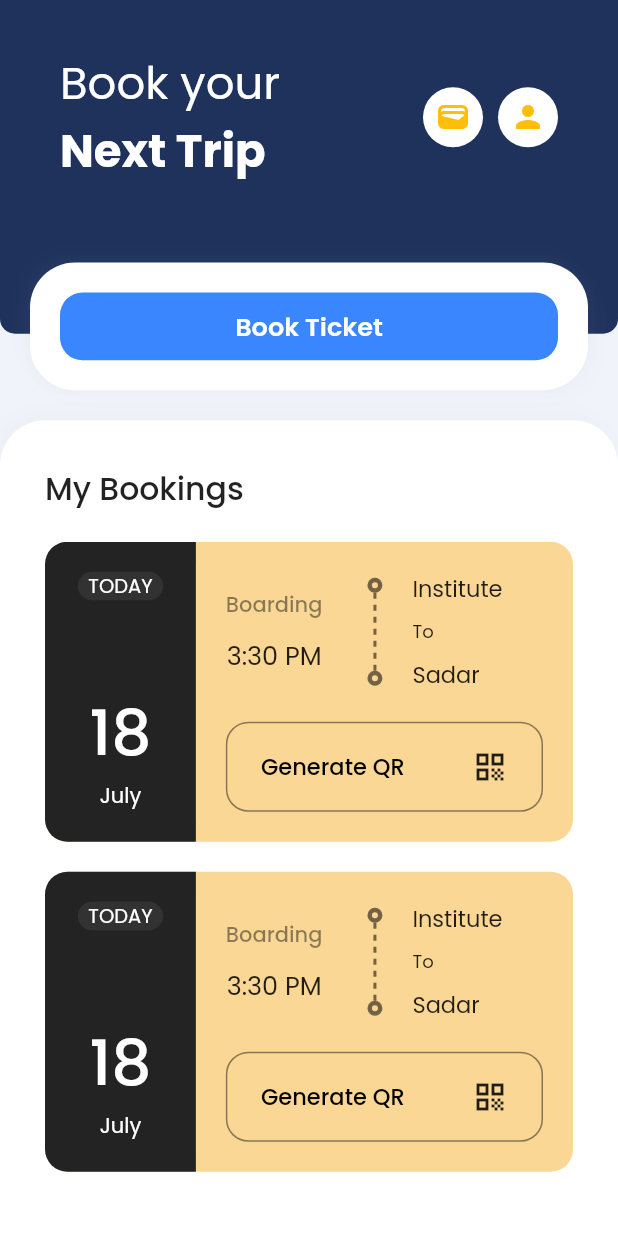
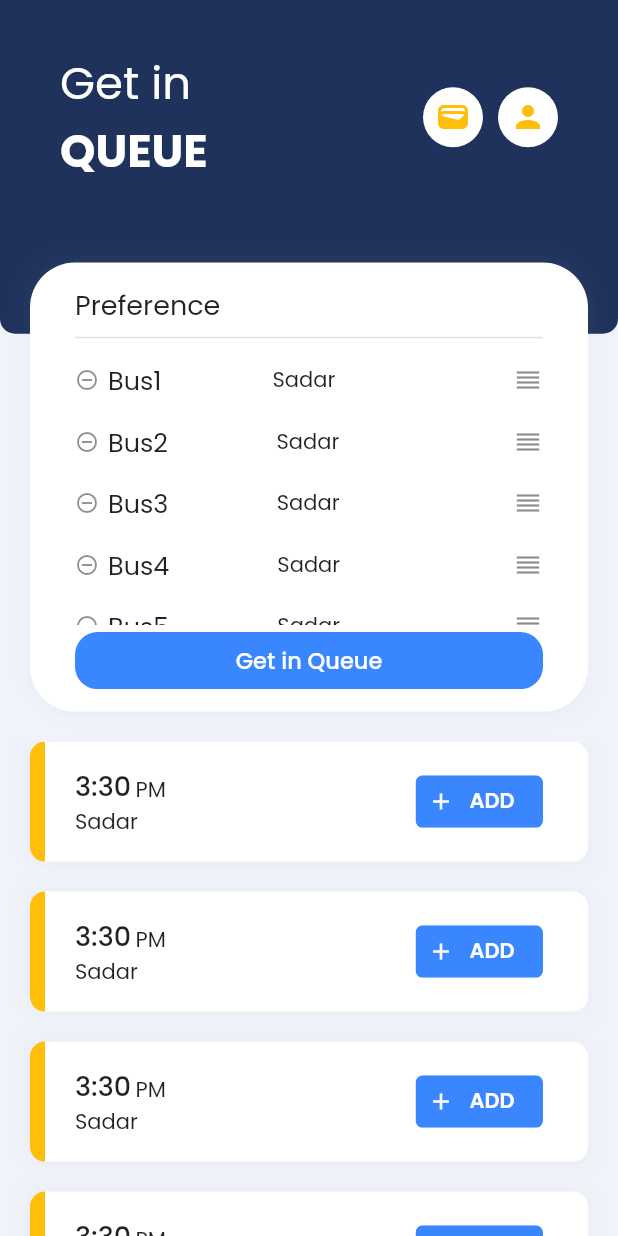
Before and after one commit to sooraj-24/Bus_ticketing_application, a Flutter app: the screen it shows after launch, on a phone screen of 412 x 824 dp. Run offline on Flutter 3.47's test engine with Material 2 defaults, Android fonts, the phone set to English and light mode, and no system bars; drawn by our look-alikes of dotted_line; our stand-ins replace another_flushbar, fluttericon, pinput, socket_io_client; accounts and stored records are empty.

Commit message:
queue screen UI done

```diff
--- a/lib/Features/MyBookings/View/my_bookings_page.dart
+++ b/lib/Features/MyBookings/View/my_bookings_page.dart
@@ -120,7 +120,6 @@ class MyBookingsPage extends StatelessWidget {
             ),
           ),
           Container(
-            padding: const EdgeInsets.symmetric(horizontal: 30,vertical: 30),
             height: MediaQuery.of(context).size.height*0.66,
             decoration: BoxDecoration(
                 color: kWhite,
@@ -137,16 +136,20 @@ class MyBookingsPage extends StatelessWidget {
             child: const Column(
               crossAxisAlignment: CrossAxisAlignment.start,
               children: [
-                Text(
+                Padding(
+                  padding: EdgeInsets.only(left: 30, right: 30, top: 25),
+                  child: Text(
                     'My Bookings',
                     style: TextStyle(
                       fontSize: 21,
                       fontWeight: FontWeight.w500,
                     ),
                   ),
-                SizedBox(height: 20,),
+                ),
                 Expanded(
                   child: SingleChildScrollView(
+                    child: Padding(
+                      padding: EdgeInsets.only(left: 30.0, right: 30, top: 20),
                       child: Column(
                         crossAxisAlignment: CrossAxisAlignment.start,
                         children: [
@@ -154,6 +157,7 @@ class MyBookingsPage extends StatelessWidget {
                           TicketCard(),
                           TicketCard()
                         ],
+                      ),
                     ),
                   ),
                 ),
--- a/lib/Features/MyBookings/View/ticket_card.dart
+++ b/lib/Features/MyBookings/View/ticket_card.dart
@@ -16,9 +16,23 @@ class TicketCard extends StatelessWidget {
     return Container(
       margin: const EdgeInsets.only(bottom: 20),
       height: 200,
-      decoration: const BoxDecoration(
-          color: Color(0xffFAD795),
-          borderRadius: BorderRadius.all(Radius.circular(15))
+      decoration: BoxDecoration(
+          color: kWhite,
+          boxShadow: [
+            BoxShadow(
+              color: Colors.grey.withOpacity(0.1),
+              spreadRadius: 2,
+              blurRadius: 10,
+              offset: Offset(5, 5), // changes position of shadow
+            ),
+            BoxShadow(
+              color: Colors.grey.withOpacity(0.1),
+              spreadRadius: 2,
+              blurRadius: 10,
+              offset: Offset(-5, -5), // changes position of shadow
+            ),
+          ],
+          borderRadius: BorderRadius.all(Radius.circular(15)),
       ),
       child: Row(
         children: [
@@ -27,7 +41,7 @@ class TicketCard extends StatelessWidget {
             child: Container(
               padding: const EdgeInsets.symmetric(vertical: 20),
               decoration: const BoxDecoration(
-                  color: Color(0xff232323),
+                  color: kYellow,
                   borderRadius: BorderRadius.only(topLeft: Radius.circular(15), bottomLeft: Radius.circular(15))
               ),
               child: Column(
@@ -35,26 +49,28 @@ class TicketCard extends StatelessWidget {
                   Container(
                     padding: const EdgeInsets.symmetric(horizontal: 7),
                     decoration: const BoxDecoration(
-                        color: Color(0xff323232),
+                        color: kYellow,
                         borderRadius: BorderRadius.all(Radius.circular(10))
                     ),
                     child: const Text('TODAY',
                       style: TextStyle(
-                          color: kWhite,
-                          fontSize: 13
+                          color: kBlack,
+                          fontWeight: FontWeight.w500,
+                          fontSize: 13,
                       ),),
                   ),
                   const Expanded(child: SizedBox()),
                   Text(date.day.toString(),
                     style: const TextStyle(
-                        color: kWhite,
+                        color: kBlack,
                         fontSize: 42,
-                        fontWeight: FontWeight.w500
+                        fontWeight: FontWeight.w600
                     ),),
                   Text(months[date.month-1],
                     style: const TextStyle(
-                        color: kWhite,
-                        fontSize: 14
+                        color: kBlack,
+                        fontWeight: FontWeight.w600,
+                        fontSize: 14,
                     ),),
                 ],
               ),
@@ -93,7 +109,7 @@ class TicketCard extends StatelessWidget {
                               width: 10,
                               decoration: BoxDecoration(
                                   shape: BoxShape.circle,
-                                  border: Border.all(width: 3, color: Colors.black54)),
+                                  border: Border.all(width: 3, color: Colors.green)),
                             ),
                             const Expanded(
                               child: DottedLine(
@@ -108,7 +124,7 @@ class TicketCard extends StatelessWidget {
                               width: 10,
                               decoration: BoxDecoration(
                                   shape: BoxShape.circle,
-                                  border: Border.all(width: 3, color: Colors.black54)),
+                                  border: Border.all(width: 3, color: Colors.redAccent)),
                             ),
                           ],
                         ),
@@ -129,8 +145,13 @@ class TicketCard extends StatelessWidget {
                   ),
                 ),
                 Expanded(
+                    child: Padding(
+                      padding: const EdgeInsets.only(top: 20,bottom: 20,left: 20,right: 20),
+                      child: Material(
+                        color: Colors.transparent,
+                        child: InkWell(
+                          onTap: (){},
                           child: Container(
-                      margin: const EdgeInsets.only(top: 20,bottom: 20,left: 20,right: 20),
                             decoration: BoxDecoration(
                                 border: Border.all(color: Colors.black45),
                                 borderRadius: BorderRadius.circular(15)
@@ -149,6 +170,9 @@ class TicketCard extends StatelessWidget {
                                 Icon(Icons.qr_code),
                               ],
                             ),
+                          ),
+                        ),
+                      ),
                     )
                 ),
               ],
--- /dev/null
+++ b/lib/Features/Queue/Controller/queue_provider.dart
@@ -0,0 +1,16 @@
+import 'package:flutter/material.dart';
+
+class QueueProvider extends ChangeNotifier{
+  List<String> buses = ['Bus1', 'Bus2', 'Bus3', 'Bus4', 'Bus5', 'Bus6', 'Bus7'];
+
+  void updatePreference(int oldIndex, int newIndex){
+    final index = newIndex > oldIndex ? newIndex-1 : newIndex;
+    String bus = buses.removeAt(oldIndex);
+    buses.insert(index, bus);
+    notifyListeners();
+  }
+  void removeBus(int index){
+    buses.removeAt(index);
+    notifyListeners();
+  }
+}
--- /dev/null
+++ b/lib/Features/Queue/View/add_bus_card.dart
@@ -0,0 +1,118 @@
+import 'package:flutter/material.dart';
+
+import '../../../Constants/constants.dart';
+
+class AddBusCard extends StatelessWidget {
+  const AddBusCard({
+  super.key,
+  });
+
+  @override
+  Widget build(BuildContext context) {
+    return Container(
+      height: 80,
+      margin: EdgeInsets.only(left: 20, right: 20, bottom: 20),
+      decoration: BoxDecoration(
+        boxShadow: [
+          BoxShadow(
+            color: Colors.grey.withOpacity(0.05),
+            spreadRadius: 0,
+            blurRadius: 10,
+            offset: Offset(4, 4), // changes position of shadow
+          ),
+          BoxShadow(
+            color: Colors.grey.withOpacity(0.05),
+            spreadRadius: 0,
+            blurRadius: 10,
+            offset: Offset(-4, -4), // changes position of shadow
+          ),
+        ],
+      ),
+      child: Row(
+        children: [
+          Container(
+            width: 10,
+            decoration: BoxDecoration(
+              color: kYellow,
+              borderRadius: BorderRadius.only(topLeft: Radius.circular(10), bottomLeft: Radius.circular(10)),
+            ),
+          ),
+          Expanded(
+              child: Container(
+                padding: EdgeInsets.only(left: 20, right: 30),
+                decoration: const BoxDecoration(
+                  color: kWhite,
+                  borderRadius: BorderRadius.only(topRight: Radius.circular(10), bottomRight: Radius.circular(10)),
+                ),
+                child: Row(
+                  mainAxisAlignment: MainAxisAlignment.spaceBetween,
+                  children: [
+                    Column(
+                      mainAxisAlignment: MainAxisAlignment.center,
+                      crossAxisAlignment: CrossAxisAlignment.start,
+                      children: [
+                        Row(
+                          crossAxisAlignment: CrossAxisAlignment.end,
+                          children: [
+                            Text(
+                              '3:30',
+                              style: TextStyle(
+                                  fontSize: 18,
+                                  fontWeight: FontWeight.w500
+                              ),
+                            ),
+                            SizedBox(width: 3,),
+                            Text(
+                              'PM',
+                              style: TextStyle(
+                                  fontSize: 14
+                              ),
+                            ),
+                          ],
+                        ),
+                        Text(
+                          'Sadar',
+                          style: TextStyle(
+                              fontSize: 14
+                          ),
+                        ),
+                      ],
+                    ),
+                    Material(
+                      color: Colors.transparent,
+                      child: InkWell(
+                        onTap: (){},
+                        child: Ink(
+                          height: 35,
+                          width: 85,
+                          decoration: BoxDecoration(
+                            color: kBlue,
+                            borderRadius: BorderRadius.circular(5),
+                          ),
+                          child: Row(
+                            children: [
+                              SizedBox(width: 8,),
+                              Icon(Icons.add, size: 18, color: kWhite,),
+                              SizedBox(width: 10,),
+                              Text(
+                                'ADD',
+                                style: TextStyle(
+                                    fontSize: 14,
+                                    fontWeight: FontWeight.w600,
+                                    color: kWhite
+                                ),
+                              ),
+                            ],
+                          ),
+                        ),
+                      ),
+                    ),
+                  ],
+                ),
+              )
+          ),
+        ],
+      ),
+    );
+  }
+}
--- /dev/null
+++ b/lib/Features/Queue/View/queue_screen.dart
@@ -0,0 +1,227 @@
+import 'package:buts/Constants/constants.dart';
+import 'package:buts/Features/Home/Controller/home_page_provider.dart';
+import 'package:buts/Features/Queue/Controller/queue_provider.dart';
+import 'package:buts/Features/SignIn/Controller/sign_in_provider.dart';
+import 'package:flutter/material.dart';
+import 'package:fluttericon/font_awesome5_icons.dart';
+import 'package:fluttericon/maki_icons.dart';
+import 'package:provider/provider.dart';
+import 'package:socket_io_client/socket_io_client.dart' as IO;
+import 'package:buts/Features/Queue/Controller/queue_provider.dart';
+import 'add_bus_card.dart';
+
+class QueueScreen extends StatefulWidget {
+  const QueueScreen({super.key});
+
+  @override
+  State<QueueScreen> createState() => _QueueScreenState();
+}
+
+class _QueueScreenState extends State<QueueScreen> {
+  @override
+  Widget build(BuildContext context) {
+    return Scaffold(
+        backgroundColor: kAccentBlue,
+        body: Consumer<QueueProvider>(
+          builder: (context, controller, child){
+            return Column(
+              crossAxisAlignment: CrossAxisAlignment.stretch,
+              children: [
+                Expanded(
+                  flex: 3,
+                  child: Stack(
+                    children: [
+                      Container(
+                        padding: EdgeInsets.symmetric(horizontal: 40),
+                        height: MediaQuery.of(context).size.height*0.27,
+                        alignment: Alignment(0,-0.5),
+                        decoration: BoxDecoration(
+                            color: kDarkBlue,
+                            borderRadius: BorderRadius.vertical(bottom: Radius.circular(10))
+                        ),
+                        child: SafeArea(
+                          child: Row(
+                            crossAxisAlignment: CrossAxisAlignment.center,
+                            mainAxisAlignment: MainAxisAlignment.spaceBetween,
+                            children: [
+                              Column(
+                                mainAxisSize: MainAxisSize.min,
+                                crossAxisAlignment: CrossAxisAlignment.start,
+                                children: [
+                                  Text(
+                                    'Get in',
+                                    style: TextStyle(
+                                        color: kWhite,
+                                        fontSize: 30
+                                    ),
+                                  ),
+                                  Text(
+                                    'QUEUE',
+                                    style: TextStyle(
+                                      color: kWhite,
+                                      fontSize: 30,
+                                      fontWeight: FontWeight.bold,
+                                    ),
+                                  ),
+                                ],
+                              ),
+                              Row(
+                                children: [
+                                  CircleAvatar(
+                                    radius: 20,
+                                    backgroundColor: kWhite,
+                                    child: IconButton(
+                                      onPressed: (){},
+                                      icon: Icon(Icons.wallet),
+                                      color: kYellow,
+                                    ),
+                                  ),
+                                  SizedBox(width: 10,),
+                                  CircleAvatar(
+                                    radius: 20,
+                                    backgroundColor: kWhite,
+                                    child: IconButton(
+                                      onPressed: (){},
+                                      icon: Icon(Icons.person),
+                                      color: kYellow,
+                                    ),
+                                  ),
+                                ],
+                              )
+                            ],
+                          ),
+                        ),
+                      ),
+                      Positioned(
+                        top: 175,
+                        left: 20,
+                        right: 20,
+                        bottom: 20,
+                        child: Container(
+                          decoration: BoxDecoration(
+                            color: kWhite,
+                            borderRadius: BorderRadius.all(Radius.circular(30)),
+                            boxShadow: [
+                              BoxShadow(
+                                color: Colors.grey.withOpacity(0.05),
+                                spreadRadius: 0,
+                                blurRadius: 10,
+                                offset: Offset(4, 4), // changes position of shadow
+                              ),
+                              BoxShadow(
+                                color: Colors.grey.withOpacity(0.05),
+                                spreadRadius: 0,
+                                blurRadius: 10,
+                                offset: Offset(-4, -4), // changes position of shadow
+                              ),
+                            ],
+                          ),
+                          padding: EdgeInsets.symmetric(horizontal: 30, vertical: 15),
+                          child: Column(
+                            crossAxisAlignment: CrossAxisAlignment.start,
+                            children: [
+                              Text(
+                                'Preference',
+                                style: TextStyle(
+                                  fontSize: 18
+                                ),
+                              ),
+                              Divider(thickness: 1,),
+                              Expanded(
+                                child: ReorderableListView.builder(
+                                  padding: EdgeInsets.zero,
+                                  onReorder: (oldIndex, newIndex){
+                                    print("reordering");
+                                    controller.updatePreference(oldIndex, newIndex);
+                                    print(controller.buses);
+                                  },
+                                  itemCount: controller.buses.length,
+                                  itemBuilder: (context, index){
+                                    return Padding(
+                                      key: ValueKey(controller.buses[index]),
+                                      padding: const EdgeInsets.only(bottom: 8, top: 8),
+                                      child: Row(
+                                        crossAxisAlignment: CrossAxisAlignment.center,
+                                        children: [
+                                          GestureDetector(
+                                            child: Icon(Icons.remove_circle_outline, size: 16, color: Colors.black45,),
+                                            onTap: (){
+                                              print(index);
+                                              print(controller.buses);
+                                              controller.removeBus(index);
+                                            },
+                                          ),
+                                          SizedBox(width: 6,),
+                                          Text(
+                                            controller.buses[index],
+                                            style: TextStyle(
+                                              fontSize: 17,
+                                            ),
+                                          ),
+                                          Expanded(child: SizedBox(), flex: 5,),
+                                          Text(
+                                            'Sadar',
+                                            style: TextStyle(
+                                              fontSize: 14,
+                                            ),
+                                          ),
+                                          Expanded(child: SizedBox(), flex: 8,),
+                                          Icon(Icons.reorder, size: 20, color: Colors.black45,),
+                                        ],
+                                      ),
+                                    );
+                                  },
+                                ),
+                              ),
+                              SizedBox(height: 5,),
+                              Material(
+                                color: Colors.transparent,
+                                child: InkWell(
+                                  onTap: (){},
+                                  child: Ink(
+                                    height: 38,
+                                    decoration: BoxDecoration(
+                                      color: kBlue,
+                                      borderRadius: BorderRadius.circular(15),
+                                    ),
+                                    child: Center(
+                                      child: Text(
+                                        'Get in Queue',
+                                        style: TextStyle(
+                                          color: kWhite,
+                                          fontSize: 15,
+                                          fontWeight: FontWeight.w500
+                                        ),
+                                      ),
+                                    ),
+                                  ),
+                                ),
+                              ),
+                            ],
+                          ),
+                        ),
+                      ),
+                    ],
+                  ),
+                ),
+                const Expanded(
+                  flex: 2,
+                  child: SingleChildScrollView(
+                    child: Column(
+                      children: [
+                        AddBusCard(),
+                        AddBusCard(),
+                        AddBusCard(),
+                        AddBusCard(),
+                        AddBusCard()
+                      ],
+                    ),
+                  ),
+                ),
+              ],
+            );
+          },
+        )
+    );
+  }
+}
--- a/lib/main.dart
+++ b/lib/main.dart
@@ -1,6 +1,8 @@
 import 'package:buts/Features/Home/Controller/home_page_provider.dart';
 import 'package:buts/Features/Home/View/home.dart';
 import 'package:buts/Features/MyBookings/View/my_bookings_page.dart';
+import 'package:buts/Features/Queue/Controller/queue_provider.dart';
+import 'package:buts/Features/Queue/View/queue_screen.dart';
 import 'package:buts/Features/SignIn/Controller/sign_in_provider.dart';
 import 'package:buts/Features/SignUp/Controller/sign_up_provider.dart';
 import 'package:buts/Features/Splash/View/splash_screen.dart';
@@ -35,6 +37,9 @@ class MyApp extends StatelessWidget {
         ChangeNotifierProvider(
           create: (context) => HomePageProvider(),
         ),
+        ChangeNotifierProvider(
+          create: (context) => QueueProvider(),
+        ),
       ],
       child: MaterialApp(
         debugShowCheckedModeBanner: false,
@@ -42,7 +47,7 @@ class MyApp extends StatelessWidget {
         theme: ThemeData(
           fontFamily: 'Poppins',
         ),
-        home: MyBookingsPage(),
+        home: QueueScreen(),
       ),
     );
   }
--- a/pubspec.yaml
+++ b/pubspec.yaml
@@ -43,6 +43,7 @@ dependencies:
   socket_io_client: ^2.0.1
   dotted_line: ^3.1.0
   pinput: ^2.2.31
+  flutter_reorderable_list: ^1.3.1
 
 dev_dependencies:
   flutter_test:
```
Also changed, not shown: assets/images/CityMap.png (added), pubspec.lock. Lines whose indentation alone changed are shown as unchanged.
